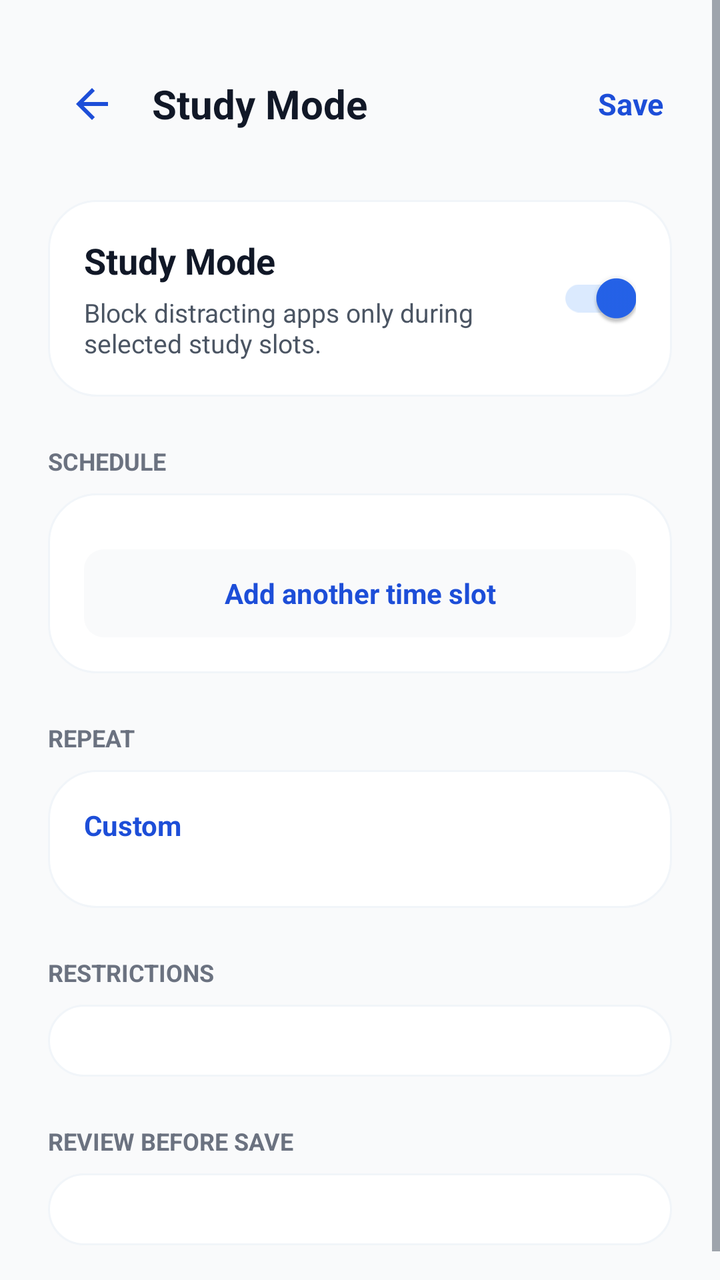
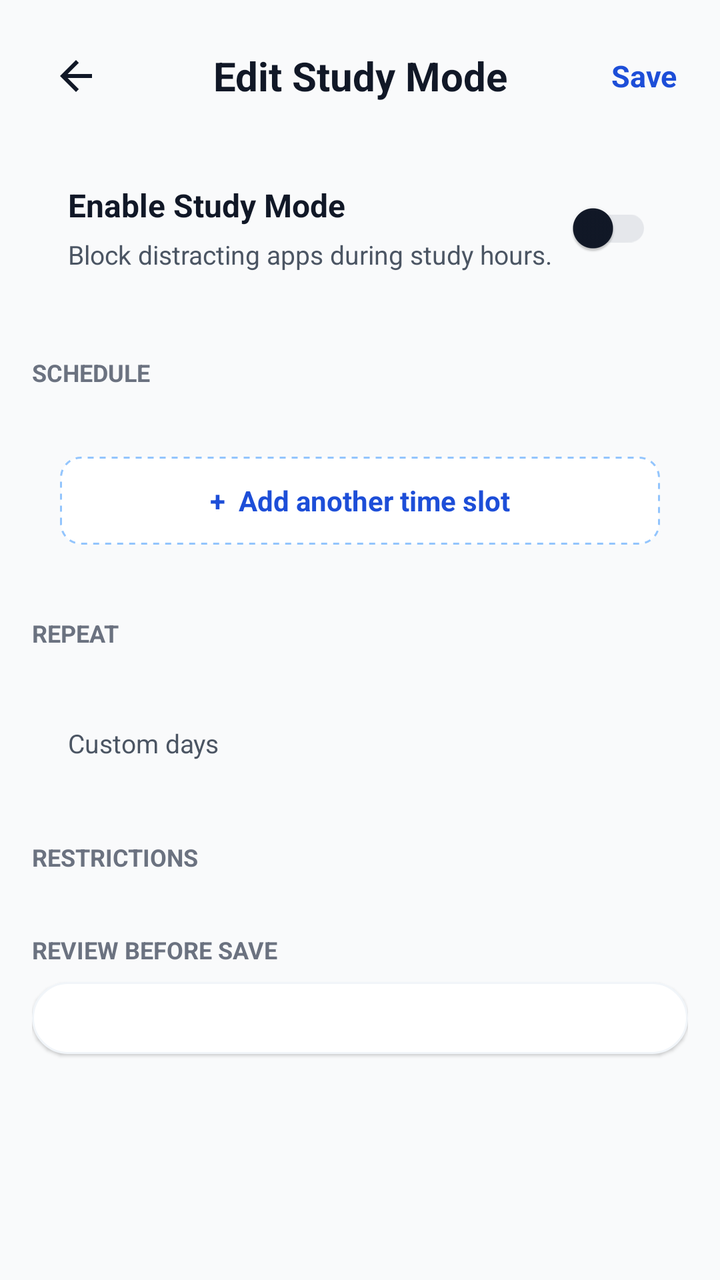

The first picture is an Android layout as it rendered before a commit; the second is the same layout after the commit. The layout source and the unified diff follow.
<!-- AndroidManifest.xml: activity theme Theme.Master2.NoActionBar -->
<!-- res/layout/activity_study_mode_edit.xml -->
<?xml version="1.0" encoding="utf-8"?>
<ScrollView xmlns:android="http://schemas.android.com/apk/res/android"
    xmlns:app="http://schemas.android.com/apk/res-auto"
    android:layout_width="match_parent"
    android:layout_height="match_parent"
    android:background="@color/modern_grey_50"
    android:fillViewport="true">

    <LinearLayout
        android:layout_width="match_parent"
        android:layout_height="wrap_content"
        android:orientation="vertical"
        android:paddingStart="24dp"
        android:paddingTop="28dp"
        android:paddingEnd="24dp"
        android:paddingBottom="32dp">

        <LinearLayout
            android:layout_width="match_parent"
            android:layout_height="48dp"
            android:gravity="center_vertical"
            android:orientation="horizontal">

            <ImageButton
                android:id="@+id/btnBack"
                android:layout_width="44dp"
                android:layout_height="44dp"
                android:background="@android:color/transparent"
                android:contentDescription="Back"
                android:padding="10dp"
                android:src="@drawable/ic_arrow_back"
                app:tint="@color/modern_blue_700" />

            <TextView
                android:layout_width="0dp"
                android:layout_height="wrap_content"
                android:layout_weight="1"
                android:paddingStart="8dp"
                android:text="Study Mode"
                android:textColor="@color/modern_grey_900"
                android:textSize="20sp"
                android:textStyle="bold" />

            <TextView
                android:id="@+id/btnSave"
                android:layout_width="wrap_content"
                android:layout_height="44dp"
                android:gravity="center"
                android:paddingStart="12dp"
                android:paddingEnd="4dp"
                android:text="Save"
                android:textColor="@color/modern_blue_700"
                android:textSize="15sp"
                android:textStyle="bold" />
        </LinearLayout>

        <LinearLayout
            android:layout_width="match_parent"
            android:layout_height="wrap_content"
            android:layout_marginTop="24dp"
            android:background="@drawable/bg_card_glass"
            android:gravity="center_vertical"
            android:orientation="horizontal"
            android:padding="18dp">

            <LinearLayout
                android:layout_width="0dp"
                android:layout_height="wrap_content"
                android:layout_weight="1"
                android:orientation="vertical">

                <TextView
                    android:layout_width="match_parent"
                    android:layout_height="wrap_content"
                    android:text="Study Mode"
                    android:textColor="@color/modern_grey_900"
                    android:textSize="18sp"
                    android:textStyle="bold" />

                <TextView
                    android:layout_width="match_parent"
                    android:layout_height="wrap_content"
                    android:layout_marginTop="5dp"
                    android:text="Block distracting apps only during selected study slots."
                    android:textColor="@color/modern_grey_600"
                    android:textSize="13sp" />
            </LinearLayout>

            <androidx.appcompat.widget.SwitchCompat
                android:id="@+id/switchStudyEnabled"
                android:layout_width="wrap_content"
                android:layout_height="wrap_content"
                android:checked="true" />
        </LinearLayout>

        <TextView
            android:layout_width="match_parent"
            android:layout_height="wrap_content"
            android:layout_marginTop="24dp"
            android:text="SCHEDULE"
            android:textColor="@color/modern_grey_500"
            android:textSize="12sp"
            android:textStyle="bold" />

        <LinearLayout
            android:layout_width="match_parent"
            android:layout_height="wrap_content"
            android:layout_marginTop="8dp"
            android:background="@drawable/bg_card_glass"
            android:orientation="vertical"
            android:padding="18dp">

            <LinearLayout
                android:id="@+id/layoutTimeSlots"
                android:layout_width="match_parent"
                android:layout_height="wrap_content"
                android:orientation="vertical" />

            <TextView
                android:id="@+id/btnAddSlot"
                android:layout_width="match_parent"
                android:layout_height="44dp"
                android:layout_marginTop="10dp"
                android:background="@drawable/bg_mode_row"
                android:gravity="center"
                android:text="Add another time slot"
                android:textColor="@color/modern_blue_700"
                android:textSize="14sp"
                android:textStyle="bold" />
        </LinearLayout>

        <TextView
            android:layout_width="match_parent"
            android:layout_height="wrap_content"
            android:layout_marginTop="24dp"
            android:text="REPEAT"
            android:textColor="@color/modern_grey_500"
            android:textSize="12sp"
            android:textStyle="bold" />

        <LinearLayout
            android:layout_width="match_parent"
            android:layout_height="wrap_content"
            android:layout_marginTop="8dp"
            android:background="@drawable/bg_card_glass"
            android:orientation="vertical"
            android:padding="18dp">

            <TextView
                android:layout_width="match_parent"
                android:layout_height="wrap_content"
                android:text="Custom"
                android:textColor="@color/modern_blue_700"
                android:textSize="14sp"
                android:textStyle="bold" />

            <LinearLayout
                android:id="@+id/layoutDayChips"
                android:layout_width="match_parent"
                android:layout_height="wrap_content"
                android:layout_marginTop="14dp"
                android:gravity="center_vertical"
                android:orientation="horizontal" />
        </LinearLayout>

        <TextView
            android:layout_width="match_parent"
            android:layout_height="wrap_content"
            android:layout_marginTop="24dp"
            android:text="RESTRICTIONS"
            android:textColor="@color/modern_grey_500"
            android:textSize="12sp"
            android:textStyle="bold" />

        <LinearLayout
            android:id="@+id/layoutRestrictions"
            android:layout_width="match_parent"
            android:layout_height="wrap_content"
            android:layout_marginTop="8dp"
            android:background="@drawable/bg_card_glass"
            android:orientation="vertical"
            android:padding="18dp" />

        <TextView
            android:layout_width="match_parent"
            android:layout_height="wrap_content"
            android:layout_marginTop="24dp"
            android:text="REVIEW BEFORE SAVE"
            android:textColor="@color/modern_grey_500"
            android:textSize="12sp"
            android:textStyle="bold" />

        <LinearLayout
            android:id="@+id/layoutReview"
            android:layout_width="match_parent"
            android:layout_height="wrap_content"
            android:layout_marginTop="8dp"
            android:background="@drawable/bg_card_glass"
            android:orientation="vertical"
            android:padding="18dp" />
    </LinearLayout>
</ScrollView>
<!-- resources referenced by this layout -->
<resources>
  <color name="modern_blue_700">#1D4ED8</color>
  <color name="modern_grey_50">#F9FAFB</color>
  <color name="modern_grey_500">#6B7280</color>
  <color name="modern_grey_600">#4B5563</color>
  <color name="modern_grey_900">#111827</color>
  <!-- drawable bg_card_glass (drawable) -->
  <?xml version="1.0" encoding="utf-8"?>
  <shape xmlns:android="http://schemas.android.com/apk/res/android">
      <solid android:color="#FFFFFF" />
      <corners android:radius="24dp" />
      <stroke
          android:width="1dp"
          android:color="#F1F5F9" />
  </shape>
  <!-- drawable bg_mode_row (drawable) -->
  <?xml version="1.0" encoding="utf-8"?>
  <shape xmlns:android="http://schemas.android.com/apk/res/android">
      <solid android:color="@color/modern_grey_50" />
      <corners android:radius="10dp" />
  </shape>
  <!-- drawable ic_arrow_back (drawable) -->
  <vector xmlns:android="http://schemas.android.com/apk/res/android"
      android:width="24dp"
      android:height="24dp"
      android:viewportWidth="24"
      android:viewportHeight="24"
      android:tint="@color/neutral_700">
    <path
        android:fillColor="@android:color/white"
        android:pathData="M20,11H7.83l5.59,-5.59L12,4l-8,8 8,8 1.41,-1.41L7.83,13H20v-2z"/>
  </vector>
  <style name="Theme.Master2.NoActionBar" parent="Theme.Master2">
          <item name="windowActionBar">false</item>
          <item name="windowNoTitle">true</item>
          <item name="android:windowTranslucentStatus">true</item>
          <item name="android:windowDrawsSystemBarBackgrounds">true</item>
      </style>
  <color name="neutral_700">@color/modern_grey_700</color>
  <color name="modern_grey_700">#374151</color>
  <color name="primary_600">@color/modern_blue_600</color>
  <color name="primary_700">@color/modern_blue_700</color>
  <color name="white">#FFFFFFFF</color>
  <color name="primary_100">@color/modern_blue_100</color>
  <color name="primary_900">@color/modern_blue_900</color>
  <color name="secondary_600">#8A375A</color>
  <color name="secondary_700">#732D52</color>
  <color name="secondary_100">#F3E3E8</color>
  <color name="secondary_900">#4A1C3C</color>
  <color name="surface">#FFFFFF</color>
  <color name="text_primary">@color/neutral_900</color>
  <color name="surface_variant">#F8FAFC</color>
  <color name="text_secondary">@color/neutral_600</color>
  <color name="neutral_50">@color/modern_grey_50</color>
  <color name="error_600">@color/modern_red_600</color>
  <color name="error_100">@color/modern_red_100</color>
  <color name="error_900">@color/modern_red_900</color>
  <color name="border_primary">#E5E7EB</color>
  <color name="border_secondary">#F3F4F6</color>
  <color name="modern_blue_600">#2563EB</color>
  <color name="modern_blue_100">#DBEAFE</color>
  <color name="modern_blue_900">#1E3A8A</color>
  <color name="neutral_900">@color/modern_grey_900</color>
  <color name="neutral_600">@color/modern_grey_600</color>
  <color name="modern_red_600">#DC2626</color>
  <color name="modern_red_100">#FEE2E2</color>
  <color name="modern_red_900">#7F1D1D</color>
  <!-- drawable dialog_background (drawable) -->
  <?xml version="1.0" encoding="utf-8"?>
  <shape xmlns:android="http://schemas.android.com/apk/res/android"
      android:shape="rectangle">
      <solid android:color="@color/surface" />
      <corners android:radius="20dp" />
  </shape>
  <!-- unchanged entries left out for length: 2 -->
</resources>

<!-- the commit's change to res/layout/activity_study_mode_edit.xml (unified diff, before → after) -->
@@ -10,14 +10,14 @@
         android:layout_width="match_parent"
         android:layout_height="wrap_content"
         android:orientation="vertical"
-        android:paddingStart="24dp"
-        android:paddingTop="28dp"
-        android:paddingEnd="24dp"
-        android:paddingBottom="32dp">
-
-        <LinearLayout
-            android:layout_width="match_parent"
-            android:layout_height="48dp"
+        android:paddingStart="16dp"
+        android:paddingTop="12dp"
+        android:paddingEnd="16dp"
+        android:paddingBottom="28dp">
+
+        <LinearLayout
+            android:layout_width="match_parent"
+            android:layout_height="52dp"
             android:gravity="center_vertical"
             android:orientation="horizontal">
 
@@ -29,25 +29,23 @@
                 android:contentDescription="Back"
                 android:padding="10dp"
                 android:src="@drawable/ic_arrow_back"
-                app:tint="@color/modern_blue_700" />
+                app:tint="@color/modern_grey_900" />
 
             <TextView
                 android:layout_width="0dp"
                 android:layout_height="wrap_content"
                 android:layout_weight="1"
-                android:paddingStart="8dp"
-                android:text="Study Mode"
+                android:gravity="center"
+                android:text="Edit Study Mode"
                 android:textColor="@color/modern_grey_900"
                 android:textSize="20sp"
                 android:textStyle="bold" />
 
             <TextView
                 android:id="@+id/btnSave"
-                android:layout_width="wrap_content"
+                android:layout_width="44dp"
                 android:layout_height="44dp"
                 android:gravity="center"
-                android:paddingStart="12dp"
-                android:paddingEnd="4dp"
                 android:text="Save"
                 android:textColor="@color/modern_blue_700"
                 android:textSize="15sp"
@@ -57,8 +55,9 @@
         <LinearLayout
             android:layout_width="match_parent"
             android:layout_height="wrap_content"
-            android:layout_marginTop="24dp"
-            android:background="@drawable/bg_card_glass"
+            android:layout_marginTop="8dp"
+            android:background="@android:color/transparent"
+            android:elevation="0dp"
             android:gravity="center_vertical"
             android:orientation="horizontal"
             android:padding="18dp">
@@ -72,16 +71,17 @@
                 <TextView
                     android:layout_width="match_parent"
                     android:layout_height="wrap_content"
-                    android:text="Study Mode"
+                    android:text="Enable Study Mode"
                     android:textColor="@color/modern_grey_900"
-                    android:textSize="18sp"
+                    android:textSize="16sp"
                     android:textStyle="bold" />
 
                 <TextView
                     android:layout_width="match_parent"
                     android:layout_height="wrap_content"
                     android:layout_marginTop="5dp"
-                    android:text="Block distracting apps only during selected study slots."
+                    android:lineSpacingExtra="2dp"
+                    android:text="Block distracting apps during study hours."
                     android:textColor="@color/modern_grey_600"
                     android:textSize="13sp" />
             </LinearLayout>
@@ -90,13 +90,13 @@
                 android:id="@+id/switchStudyEnabled"
                 android:layout_width="wrap_content"
                 android:layout_height="wrap_content"
-                android:checked="true" />
-        </LinearLayout>
-
-        <TextView
-            android:layout_width="match_parent"
-            android:layout_height="wrap_content"
-            android:layout_marginTop="24dp"
+                android:checked="false" />
+        </LinearLayout>
+
+        <TextView
+            android:layout_width="match_parent"
+            android:layout_height="wrap_content"
+            android:layout_marginTop="22dp"
             android:text="SCHEDULE"
             android:textColor="@color/modern_grey_500"
             android:textSize="12sp"
@@ -106,9 +106,10 @@
             android:layout_width="match_parent"
             android:layout_height="wrap_content"
             android:layout_marginTop="8dp"
-            android:background="@drawable/bg_card_glass"
-            android:orientation="vertical"
-            android:padding="18dp">
+            android:background="@android:color/transparent"
+            android:elevation="0dp"
+            android:orientation="vertical"
+            android:padding="14dp">
 
             <LinearLayout
                 android:id="@+id/layoutTimeSlots"
@@ -120,10 +121,10 @@
                 android:id="@+id/btnAddSlot"
                 android:layout_width="match_parent"
                 android:layout_height="44dp"
-                android:layout_marginTop="10dp"
-                android:background="@drawable/bg_mode_row"
+                android:layout_marginTop="12dp"
+                android:background="@drawable/bg_study_add_slot_outline"
                 android:gravity="center"
-                android:text="Add another time slot"
+                android:text="+  Add another time slot"
                 android:textColor="@color/modern_blue_700"
                 android:textSize="14sp"
                 android:textStyle="bold" />
@@ -132,7 +133,7 @@
         <TextView
             android:layout_width="match_parent"
             android:layout_height="wrap_content"
-            android:layout_marginTop="24dp"
+            android:layout_marginTop="22dp"
             android:text="REPEAT"
             android:textColor="@color/modern_grey_500"
             android:textSize="12sp"
@@ -142,31 +143,31 @@
             android:layout_width="match_parent"
             android:layout_height="wrap_content"
             android:layout_marginTop="8dp"
-            android:background="@drawable/bg_card_glass"
+            android:background="@android:color/transparent"
+            android:elevation="0dp"
             android:orientation="vertical"
             android:padding="18dp">
-
-            <TextView
-                android:layout_width="match_parent"
-                android:layout_height="wrap_content"
-                android:text="Custom"
-                android:textColor="@color/modern_blue_700"
-                android:textSize="14sp"
-                android:textStyle="bold" />
 
             <LinearLayout
                 android:id="@+id/layoutDayChips"
                 android:layout_width="match_parent"
                 android:layout_height="wrap_content"
-                android:layout_marginTop="14dp"
                 android:gravity="center_vertical"
                 android:orientation="horizontal" />
-        </LinearLayout>
-
-        <TextView
-            android:layout_width="match_parent"
-            android:layout_height="wrap_content"
-            android:layout_marginTop="24dp"
+
+            <TextView
+                android:layout_width="match_parent"
+                android:layout_height="wrap_content"
+                android:layout_marginTop="12dp"
+                android:text="Custom days"
+                android:textColor="@color/modern_grey_600"
+                android:textSize="13sp" />
+        </LinearLayout>
+
+        <TextView
+            android:layout_width="match_parent"
+            android:layout_height="wrap_content"
+            android:layout_marginTop="22dp"
             android:text="RESTRICTIONS"
             android:textColor="@color/modern_grey_500"
             android:textSize="12sp"
@@ -177,25 +178,27 @@
             android:layout_width="match_parent"
             android:layout_height="wrap_content"
             android:layout_marginTop="8dp"
+            android:background="@android:color/transparent"
+            android:elevation="0dp"
+            android:orientation="vertical"
+            android:padding="0dp" />
+
+        <TextView
+            android:layout_width="match_parent"
+            android:layout_height="wrap_content"
+            android:layout_marginTop="22dp"
+            android:text="REVIEW BEFORE SAVE"
+            android:textColor="@color/modern_grey_500"
+            android:textSize="12sp"
+            android:textStyle="bold" />
+
+        <LinearLayout
+            android:id="@+id/layoutReview"
+            android:layout_width="match_parent"
+            android:layout_height="wrap_content"
+            android:layout_marginTop="8dp"
             android:background="@drawable/bg_card_glass"
-            android:orientation="vertical"
-            android:padding="18dp" />
-
-        <TextView
-            android:layout_width="match_parent"
-            android:layout_height="wrap_content"
-            android:layout_marginTop="24dp"
-            android:text="REVIEW BEFORE SAVE"
-            android:textColor="@color/modern_grey_500"
-            android:textSize="12sp"
-            android:textStyle="bold" />
-
-        <LinearLayout
-            android:id="@+id/layoutReview"
-            android:layout_width="match_parent"
-            android:layout_height="wrap_content"
-            android:layout_marginTop="8dp"
-            android:background="@drawable/bg_card_glass"
+            android:elevation="1dp"
             android:orientation="vertical"
             android:padding="18dp" />
     </LinearLayout>
<!-- resource entries referenced after the edit -->
@@ -14,11 +14,16 @@
           android:width="1dp"
           android:color="#F1F5F9" />
   </shape>
-  <!-- drawable bg_mode_row (drawable) -->
+  <!-- drawable bg_study_add_slot_outline (drawable) -->
   <?xml version="1.0" encoding="utf-8"?>
   <shape xmlns:android="http://schemas.android.com/apk/res/android">
-      <solid android:color="@color/modern_grey_50" />
+      <solid android:color="@color/white" />
       <corners android:radius="10dp" />
+      <stroke
+          android:width="1dp"
+          android:color="@color/modern_blue_300"
+          android:dashWidth="3dp"
+          android:dashGap="3dp" />
   </shape>
   <!-- drawable ic_arrow_back (drawable) -->
   <vector xmlns:android="http://schemas.android.com/apk/res/android"
@@ -42,6 +47,7 @@
   <color name="primary_600">@color/modern_blue_600</color>
   <color name="primary_700">@color/modern_blue_700</color>
   <color name="white">#FFFFFFFF</color>
+  <color name="modern_blue_300">#93C5FD</color>
   <color name="primary_100">@color/modern_blue_100</color>
   <color name="primary_900">@color/modern_blue_900</color>
   <color name="secondary_600">#8A375A</color>
